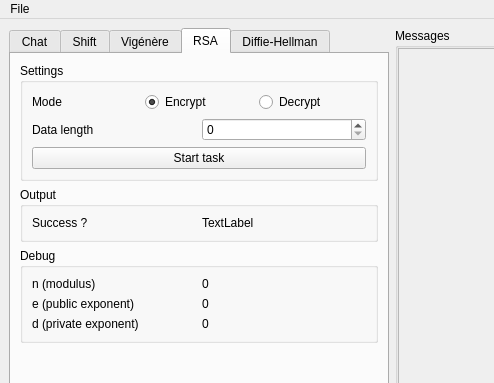
Qt form res/main.ui (LordBaryhobal/CryptoChat) before a commit; both pictures show x 0 to 494 and y 0 to 383 of the 784 by 594 pixel window.
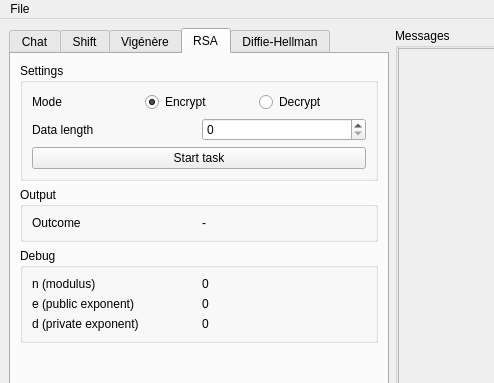
The same form after that commit. The open tabs and pages were chosen to show the change.

Commit message: implemented RSA encryption in GUI

What changed in the file:
```diff
--- a/res/main.ui
+++ b/res/main.ui
@@ -467,14 +467,14 @@
              <item>
               <widget class="QLabel" name="label_25">
                <property name="text">
-                <string>Success ?</string>
+                <string>Outcome</string>
                </property>
               </widget>
              </item>
              <item>
               <widget class="QLabel" name="rsaDebugSuccess">
                <property name="text">
-                <string>TextLabel</string>
+                <string>-</string>
                </property>
               </widget>
              </item>
```
Left out of the diff: 4 changed lines with no effect on the pictures. The commit also changes 1 other file.
